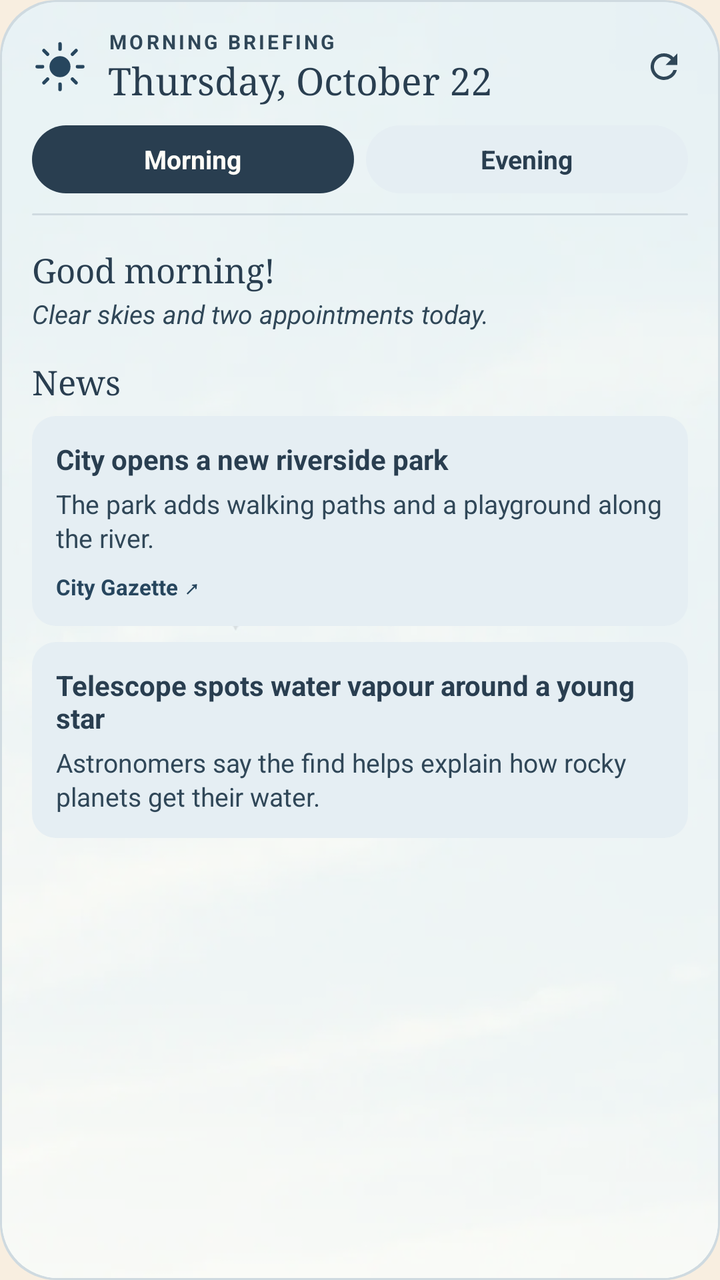
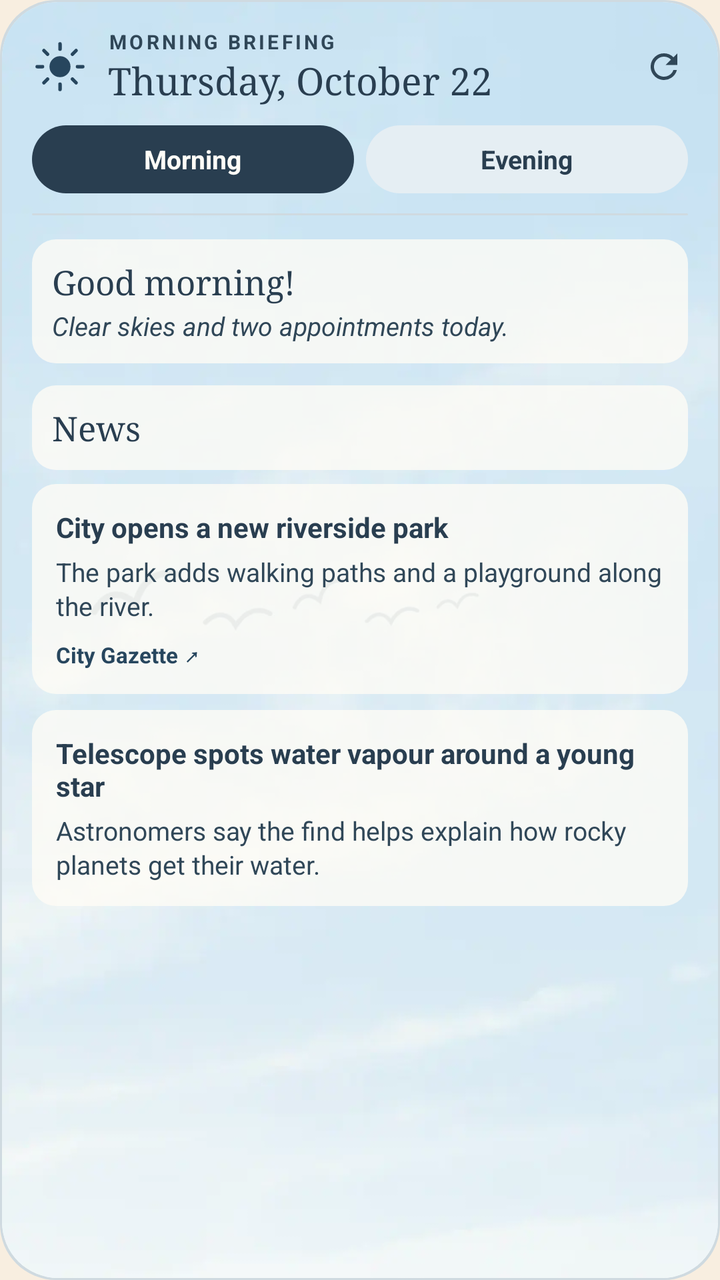

The first picture is an Android layout as it rendered before a commit; the second is the same layout after the commit. The layout source and the unified diff follow.
<!-- AndroidManifest.xml: application theme Screen -->
<!-- res/layout/widget_preview_briefing.xml -->
<?xml version="1.0" encoding="utf-8"?>
<FrameLayout xmlns:android="http://schemas.android.com/apk/res/android"
    xmlns:tools="http://schemas.android.com/tools"
    android:layout_width="match_parent"
    android:layout_height="match_parent"
    tools:ignore="UseAppTint">

    <ImageView android:layout_width="match_parent" android:layout_height="match_parent" android:importantForAccessibility="no" android:scaleType="fitXY" android:src="@drawable/round_card" android:tint="@color/preview_line" />
    <ImageView android:layout_width="match_parent" android:layout_height="match_parent" android:layout_margin="1dp" android:background="@drawable/round_card" android:clipToOutline="true" android:importantForAccessibility="no" android:scaleType="centerCrop" android:src="@drawable/preview_scene" />

    <LinearLayout android:layout_width="match_parent" android:layout_height="match_parent" android:orientation="vertical" android:paddingStart="16dp" android:paddingTop="14dp" android:paddingEnd="10dp" android:paddingBottom="6dp">
        <LinearLayout android:layout_width="match_parent" android:layout_height="wrap_content" android:gravity="center_vertical">
            <ImageView android:layout_width="28dp" android:layout_height="28dp" android:importantForAccessibility="no" android:src="@drawable/ic_morning" android:tint="@color/preview_accent" />
            <LinearLayout android:layout_width="0dp" android:layout_height="wrap_content" android:layout_marginStart="10dp" android:layout_weight="1" android:orientation="vertical">
                <TextView android:layout_width="wrap_content" android:layout_height="wrap_content" android:letterSpacing="0.14" android:maxLines="1" android:text="@string/briefing_label_gm" android:textAllCaps="true" android:textColor="@color/preview_muted" android:textSize="10sp" android:textStyle="bold" />
                <TextView android:layout_width="wrap_content" android:layout_height="wrap_content" android:ellipsize="end" android:fontFamily="serif" android:maxLines="1" android:text="@string/preview_date" android:textColor="@color/preview_ink" android:textSize="19sp" />
            </LinearLayout>
            <ImageView android:layout_width="36dp" android:layout_height="36dp" android:importantForAccessibility="no" android:padding="8dp" android:src="@drawable/ic_refresh" android:tint="@color/preview_muted" />
        </LinearLayout>
        <LinearLayout android:layout_width="match_parent" android:layout_height="34dp" android:layout_marginTop="10dp" android:layout_marginEnd="6dp">
            <TextView android:layout_width="0dp" android:layout_height="match_parent" android:layout_weight="1" android:background="@drawable/round_pill" android:backgroundTint="@color/preview_ink" android:gravity="center" android:maxLines="1" android:text="@string/briefing_morning" android:textColor="@color/preview_surface" android:textSize="13sp" android:textStyle="bold" />
            <TextView android:layout_width="0dp" android:layout_height="match_parent" android:layout_marginStart="6dp" android:layout_weight="1" android:background="@drawable/round_pill" android:backgroundTint="@color/preview_wash" android:gravity="center" android:maxLines="1" android:text="@string/briefing_evening" android:textColor="@color/preview_ink" android:textSize="13sp" android:textStyle="bold" />
        </LinearLayout>
        <ImageView android:layout_width="match_parent" android:layout_height="1dp" android:layout_marginTop="10dp" android:layout_marginEnd="6dp" android:importantForAccessibility="no" android:scaleType="fitXY" android:src="@drawable/round_card" android:tint="@color/preview_line" />

        <LinearLayout android:layout_width="match_parent" android:layout_height="wrap_content" android:orientation="vertical" android:paddingTop="4dp" android:paddingEnd="6dp">
            <TextView android:layout_width="match_parent" android:layout_height="wrap_content" android:paddingTop="12dp" android:fontFamily="serif" android:text="@string/preview_briefing_greeting" android:textColor="@color/preview_ink" android:textSize="17sp" />
            <TextView android:layout_width="match_parent" android:layout_height="wrap_content" android:layout_marginTop="2dp" android:lineSpacingMultiplier="1.1" android:paddingBottom="2dp" android:text="@string/preview_briefing_opening" android:textColor="@color/preview_muted" android:textSize="13sp" android:textStyle="italic" />
            <TextView android:layout_width="match_parent" android:layout_height="wrap_content" android:paddingTop="12dp" android:paddingBottom="2dp" android:fontFamily="serif" android:text="@string/preview_briefing_section" android:textColor="@color/preview_ink" android:textSize="17sp" />
            <LinearLayout android:layout_width="match_parent" android:layout_height="wrap_content" android:layout_marginTop="4dp" android:layout_marginBottom="4dp" android:background="@drawable/round_tile" android:backgroundTint="@color/preview_wash" android:orientation="vertical" android:padding="12dp">
                <TextView android:layout_width="match_parent" android:layout_height="wrap_content" android:ellipsize="end" android:maxLines="3" android:text="@string/preview_news_headline" android:textColor="@color/preview_ink" android:textSize="14sp" android:textStyle="bold" />
                <TextView android:layout_width="match_parent" android:layout_height="wrap_content" android:layout_marginTop="4dp" android:ellipsize="end" android:lineSpacingMultiplier="1.1" android:maxLines="3" android:text="@string/preview_news_summary" android:textColor="@color/preview_muted" android:textSize="13sp" />
                <TextView android:layout_width="match_parent" android:layout_height="wrap_content" android:layout_marginTop="8dp" android:ellipsize="end" android:maxLines="1" android:text="@string/preview_news_source" android:textColor="@color/preview_accent" android:textSize="11sp" android:textStyle="bold" />
            </LinearLayout>
            <LinearLayout android:layout_width="match_parent" android:layout_height="wrap_content" android:layout_marginTop="4dp" android:layout_marginBottom="4dp" android:background="@drawable/round_tile" android:backgroundTint="@color/preview_wash" android:orientation="vertical" android:padding="12dp">
                <TextView android:layout_width="match_parent" android:layout_height="wrap_content" android:ellipsize="end" android:maxLines="3" android:text="@string/preview_news_headline_two" android:textColor="@color/preview_ink" android:textSize="14sp" android:textStyle="bold" />
                <TextView android:layout_width="match_parent" android:layout_height="wrap_content" android:layout_marginTop="4dp" android:ellipsize="end" android:lineSpacingMultiplier="1.1" android:maxLines="3" android:text="@string/preview_news_summary_two" android:textColor="@color/preview_muted" android:textSize="13sp" />
            </LinearLayout>
        </LinearLayout>
    </LinearLayout>
</FrameLayout>
<!-- resources referenced by this layout -->
<resources>
  <color name="preview_accent">#27465E</color>
  <color name="preview_ink">#293E50</color>
  <color name="preview_line">#CFDAE0</color>
  <color name="preview_muted">#304758</color>
  <color name="preview_surface">#FFFDF7</color>
  <color name="preview_wash">#E5EEF3</color>
  <!-- drawable ic_morning (drawable) -->
  <?xml version="1.0" encoding="utf-8"?>
  <vector xmlns:android="http://schemas.android.com/apk/res/android"
      android:width="24dp" android:height="24dp" android:viewportWidth="64" android:viewportHeight="64">
      <path android:strokeColor="#FFFFFFFF" android:strokeWidth="4" android:strokeLineCap="round" android:pathData="M32,6v6m0,40v6M6,32h6m40,0h6M13.6,13.6l4.2,4.2m28.4,28.4 l4.2,4.2M13.6,50.4l4.2,-4.2m28.4,-28.4 l4.2,-4.2" />
      <path android:fillColor="#FFFFFFFF" android:pathData="M32,32m-12,0a12,12 0,1 1,24 0a12,12 0,1 1,-24 0" />
  </vector>
  <!-- drawable ic_refresh (drawable) -->
  <?xml version="1.0" encoding="utf-8"?>
  <vector xmlns:android="http://schemas.android.com/apk/res/android"
      android:width="20dp" android:height="20dp" android:viewportWidth="24" android:viewportHeight="24">
      <path android:fillColor="#FFFFFFFF" android:pathData="M17.65,6.35A7.96,7.96 0,0 0,12 4a8,8 0,1 0,7.73 10h-2.08A6,6 0,1 1,12 6c1.66,0 3.14,0.69 4.22,1.78L13,11h7V4l-2.35,2.35z" />
  </vector>
  <!-- drawable preview_scene (drawable) -->
  <?xml version="1.0" encoding="utf-8"?>
  <layer-list xmlns:android="http://schemas.android.com/apk/res/android">
      <item android:drawable="@drawable/preview_art" />
      <item><shape><solid android:color="@color/preview_scene_wash" /></shape></item>
  </layer-list>
  <!-- drawable round_card (drawable) -->
  <?xml version="1.0" encoding="utf-8"?>
  <shape xmlns:android="http://schemas.android.com/apk/res/android" android:shape="rectangle">
      <solid android:color="#FFFFFFFF" />
      <corners android:radius="@dimen/widget_radius" />
  </shape>
  <!-- drawable round_pill (drawable) -->
  <?xml version="1.0" encoding="utf-8"?>
  <shape xmlns:android="http://schemas.android.com/apk/res/android" android:shape="rectangle">
      <solid android:color="#FFFFFFFF" />
      <corners android:radius="22dp" />
  </shape>
  <!-- drawable round_tile (drawable) -->
  <?xml version="1.0" encoding="utf-8"?>
  <shape xmlns:android="http://schemas.android.com/apk/res/android" android:shape="rectangle">
      <solid android:color="#FFFFFFFF" />
      <corners android:radius="12dp" />
  </shape>
  <string name="briefing_evening">Evening</string>
  <string name="briefing_label_gm">Morning briefing</string>
  <string name="briefing_morning">Morning</string>
  <string name="preview_briefing_greeting">Good morning!</string>
  <string name="preview_briefing_opening">Clear skies and two appointments today.</string>
  <string name="preview_briefing_section">News</string>
  <string name="preview_date">Thursday, October 22</string>
  <string name="preview_news_headline">City opens a new riverside park</string>
  <string name="preview_news_headline_two">Telescope spots water vapour around a young star</string>
  <string name="preview_news_source">City Gazette  ↗</string>
  <string name="preview_news_summary">The park adds walking paths and a playground along the river.</string>
  <string name="preview_news_summary_two">Astronomers say the find helps explain how rocky planets get their water.</string>
  <style name="Screen" parent="@android:style/Theme.Material.Light.NoActionBar">
          <item name="android:windowBackground">@color/background</item>
          <item name="android:colorAccent">@color/sun</item>
          <item name="android:textColorPrimary">@color/ink</item>
          <item name="android:windowLightStatusBar">true</item>
      </style>
  <color name="preview_scene_wash">#96FFFDF7</color>
  <dimen name="widget_radius">16dp</dimen>
  <color name="background">#F8EEE0</color>
  <color name="sun">#D88B38</color>
  <color name="ink">#2B2620</color>
</resources>

<!-- the commit's change to res/layout/widget_preview_briefing.xml (unified diff, before → after) -->
@@ -6,7 +6,7 @@
     tools:ignore="UseAppTint">
 
     <ImageView android:layout_width="match_parent" android:layout_height="match_parent" android:importantForAccessibility="no" android:scaleType="fitXY" android:src="@drawable/round_card" android:tint="@color/preview_line" />
-    <ImageView android:layout_width="match_parent" android:layout_height="match_parent" android:layout_margin="1dp" android:background="@drawable/round_card" android:clipToOutline="true" android:importantForAccessibility="no" android:scaleType="centerCrop" android:src="@drawable/preview_scene" />
+    <ImageView android:layout_width="match_parent" android:layout_height="match_parent" android:layout_margin="1dp" android:background="@drawable/round_card" android:clipToOutline="true" android:importantForAccessibility="no" android:scaleType="centerCrop" android:src="@drawable/preview_art" />
 
     <LinearLayout android:layout_width="match_parent" android:layout_height="match_parent" android:orientation="vertical" android:paddingStart="16dp" android:paddingTop="14dp" android:paddingEnd="10dp" android:paddingBottom="6dp">
         <LinearLayout android:layout_width="match_parent" android:layout_height="wrap_content" android:gravity="center_vertical">
@@ -24,15 +24,17 @@
         <ImageView android:layout_width="match_parent" android:layout_height="1dp" android:layout_marginTop="10dp" android:layout_marginEnd="6dp" android:importantForAccessibility="no" android:scaleType="fitXY" android:src="@drawable/round_card" android:tint="@color/preview_line" />
 
         <LinearLayout android:layout_width="match_parent" android:layout_height="wrap_content" android:orientation="vertical" android:paddingTop="4dp" android:paddingEnd="6dp">
-            <TextView android:layout_width="match_parent" android:layout_height="wrap_content" android:paddingTop="12dp" android:fontFamily="serif" android:text="@string/preview_briefing_greeting" android:textColor="@color/preview_ink" android:textSize="17sp" />
-            <TextView android:layout_width="match_parent" android:layout_height="wrap_content" android:layout_marginTop="2dp" android:lineSpacingMultiplier="1.1" android:paddingBottom="2dp" android:text="@string/preview_briefing_opening" android:textColor="@color/preview_muted" android:textSize="13sp" android:textStyle="italic" />
-            <TextView android:layout_width="match_parent" android:layout_height="wrap_content" android:paddingTop="12dp" android:paddingBottom="2dp" android:fontFamily="serif" android:text="@string/preview_briefing_section" android:textColor="@color/preview_ink" android:textSize="17sp" />
-            <LinearLayout android:layout_width="match_parent" android:layout_height="wrap_content" android:layout_marginTop="4dp" android:layout_marginBottom="4dp" android:background="@drawable/round_tile" android:backgroundTint="@color/preview_wash" android:orientation="vertical" android:padding="12dp">
+            <LinearLayout android:layout_width="match_parent" android:layout_height="wrap_content" android:layout_marginTop="8dp" android:layout_marginBottom="3dp" android:background="@drawable/round_tile" android:backgroundTint="@color/preview_glass" android:orientation="vertical" android:padding="10dp">
+                <TextView android:layout_width="match_parent" android:layout_height="wrap_content" android:fontFamily="serif" android:text="@string/preview_briefing_greeting" android:textColor="@color/preview_ink" android:textSize="17sp" />
+                <TextView android:layout_width="match_parent" android:layout_height="wrap_content" android:layout_marginTop="2dp" android:lineSpacingMultiplier="1.1" android:text="@string/preview_briefing_opening" android:textColor="@color/preview_muted" android:textSize="13sp" android:textStyle="italic" />
+            </LinearLayout>
+            <TextView android:layout_width="match_parent" android:layout_height="wrap_content" android:layout_marginTop="8dp" android:layout_marginBottom="3dp" android:background="@drawable/round_tile" android:backgroundTint="@color/preview_glass" android:padding="10dp" android:fontFamily="serif" android:text="@string/preview_briefing_section" android:textColor="@color/preview_ink" android:textSize="17sp" />
+            <LinearLayout android:layout_width="match_parent" android:layout_height="wrap_content" android:layout_marginTop="4dp" android:layout_marginBottom="4dp" android:background="@drawable/round_tile" android:backgroundTint="@color/preview_glass" android:orientation="vertical" android:padding="12dp">
                 <TextView android:layout_width="match_parent" android:layout_height="wrap_content" android:ellipsize="end" android:maxLines="3" android:text="@string/preview_news_headline" android:textColor="@color/preview_ink" android:textSize="14sp" android:textStyle="bold" />
                 <TextView android:layout_width="match_parent" android:layout_height="wrap_content" android:layout_marginTop="4dp" android:ellipsize="end" android:lineSpacingMultiplier="1.1" android:maxLines="3" android:text="@string/preview_news_summary" android:textColor="@color/preview_muted" android:textSize="13sp" />
                 <TextView android:layout_width="match_parent" android:layout_height="wrap_content" android:layout_marginTop="8dp" android:ellipsize="end" android:maxLines="1" android:text="@string/preview_news_source" android:textColor="@color/preview_accent" android:textSize="11sp" android:textStyle="bold" />
             </LinearLayout>
-            <LinearLayout android:layout_width="match_parent" android:layout_height="wrap_content" android:layout_marginTop="4dp" android:layout_marginBottom="4dp" android:background="@drawable/round_tile" android:backgroundTint="@color/preview_wash" android:orientation="vertical" android:padding="12dp">
+            <LinearLayout android:layout_width="match_parent" android:layout_height="wrap_content" android:layout_marginTop="4dp" android:layout_marginBottom="4dp" android:background="@drawable/round_tile" android:backgroundTint="@color/preview_glass" android:orientation="vertical" android:padding="12dp">
                 <TextView android:layout_width="match_parent" android:layout_height="wrap_content" android:ellipsize="end" android:maxLines="3" android:text="@string/preview_news_headline_two" android:textColor="@color/preview_ink" android:textSize="14sp" android:textStyle="bold" />
                 <TextView android:layout_width="match_parent" android:layout_height="wrap_content" android:layout_marginTop="4dp" android:ellipsize="end" android:lineSpacingMultiplier="1.1" android:maxLines="3" android:text="@string/preview_news_summary_two" android:textColor="@color/preview_muted" android:textSize="13sp" />
             </LinearLayout>
<!-- resource entries referenced after the edit -->
@@ -1,6 +1,7 @@
 <!-- resources referenced by this layout -->
 <resources>
   <color name="preview_accent">#27465E</color>
+  <color name="preview_glass">#C7FFFDF7</color>
   <color name="preview_ink">#293E50</color>
   <color name="preview_line">#CFDAE0</color>
   <color name="preview_muted">#304758</color>
@@ -19,12 +20,6 @@
       android:width="20dp" android:height="20dp" android:viewportWidth="24" android:viewportHeight="24">
       <path android:fillColor="#FFFFFFFF" android:pathData="M17.65,6.35A7.96,7.96 0,0 0,12 4a8,8 0,1 0,7.73 10h-2.08A6,6 0,1 1,12 6c1.66,0 3.14,0.69 4.22,1.78L13,11h7V4l-2.35,2.35z" />
   </vector>
-  <!-- drawable preview_scene (drawable) -->
-  <?xml version="1.0" encoding="utf-8"?>
-  <layer-list xmlns:android="http://schemas.android.com/apk/res/android">
-      <item android:drawable="@drawable/preview_art" />
-      <item><shape><solid android:color="@color/preview_scene_wash" /></shape></item>
-  </layer-list>
   <!-- drawable round_card (drawable) -->
   <?xml version="1.0" encoding="utf-8"?>
   <shape xmlns:android="http://schemas.android.com/apk/res/android" android:shape="rectangle">
@@ -61,7 +56,6 @@
           <item name="android:textColorPrimary">@color/ink</item>
           <item name="android:windowLightStatusBar">true</item>
       </style>
-  <color name="preview_scene_wash">#96FFFDF7</color>
   <dimen name="widget_radius">16dp</dimen>
   <color name="background">#F8EEE0</color>
   <color name="sun">#D88B38</color>
